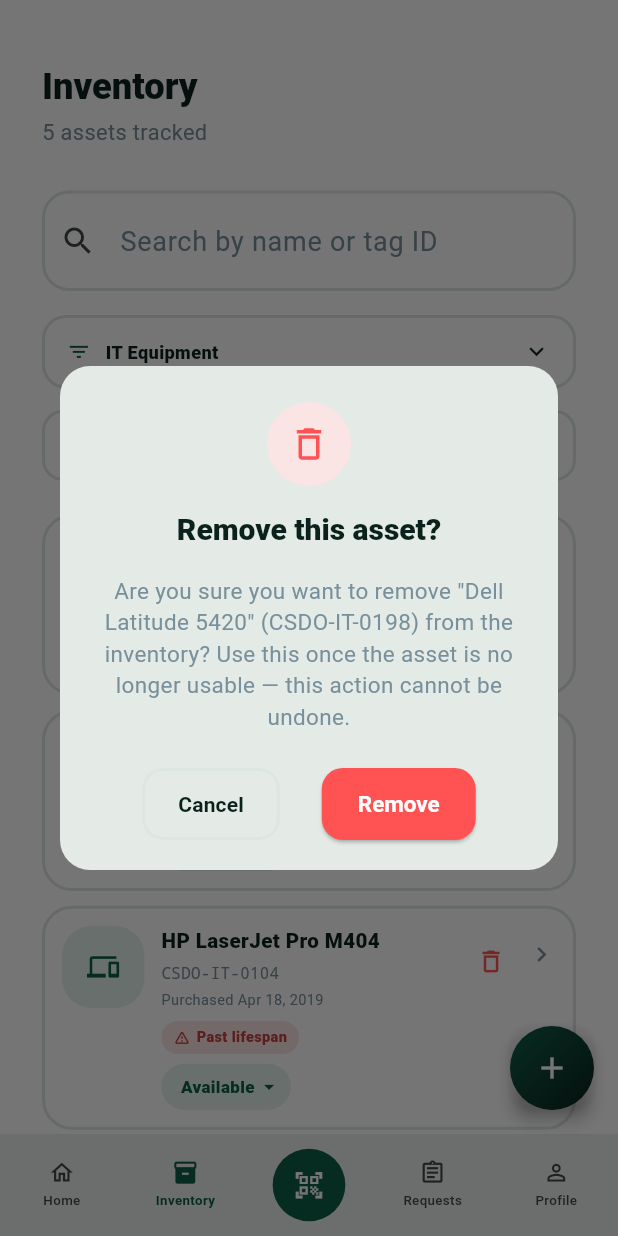
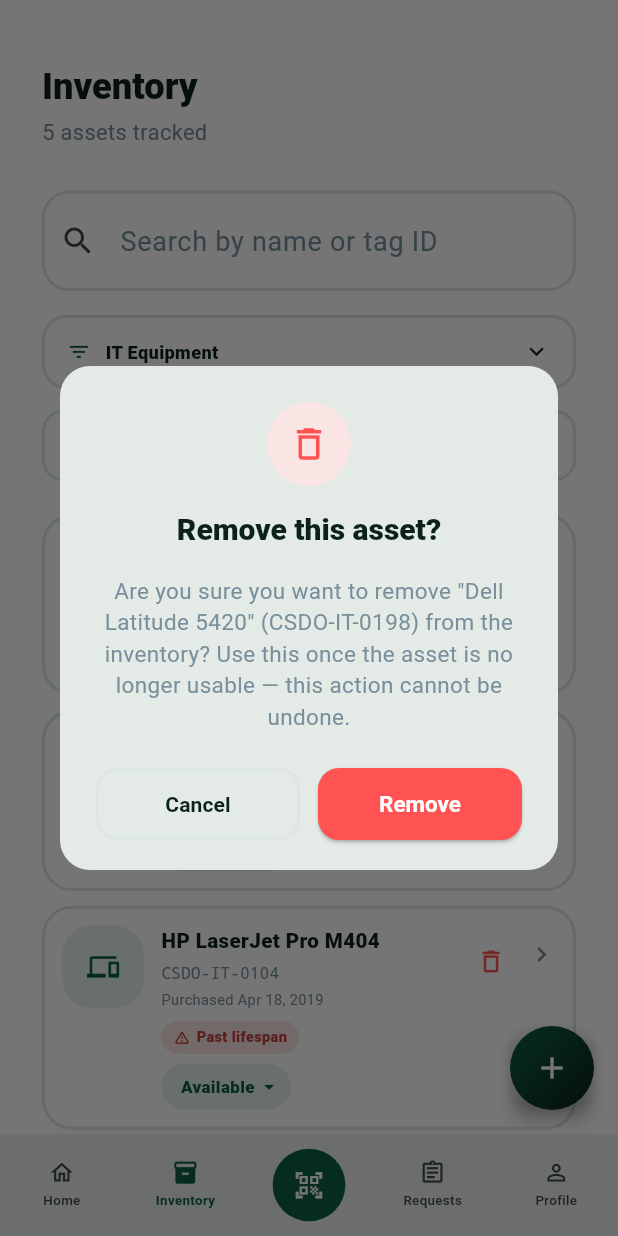
Before and after one commit to phrey26/qr_assisted_asset_manager, a Flutter app: the AppShell screen opened directly, after a tap on "IT equipment", after a tap on the "delete outline" icon, on a phone screen of 412 x 824 dp. Run offline on Flutter 3.47's test engine with Material 3 defaults, Android fonts, the phone set to English and light mode, and no system bars; our stand-ins replace image_picker, qr_flutter; missing offline and left inert: flutter_file_dialog, mobile_scanner; Roboto replaces fonts that are missing (Arial).

Commit message:
UX bug fixes

```diff
--- a/lib/widgets/delete_confirmation_dialog.dart
+++ b/lib/widgets/delete_confirmation_dialog.dart
@@ -40,6 +40,13 @@ Future<bool> confirmAssetDeletion(BuildContext context, AssetItem asset) async {
       actionsAlignment: MainAxisAlignment.center,
       actionsPadding: const EdgeInsets.fromLTRB(24, 0, 24, 20),
       actions: [
+        // `actions` is laid out by an internal OverflowBar, not a Row/Flex,
+        // so Expanded can't be a direct child here (that's what was
+        // throwing "Incorrect use of ParentDataWidget"). Wrapping the
+        // buttons in an explicit Row gives Expanded the Flex ancestor it
+        // needs while still splitting the width evenly between them.
+        Row(
+          children: [
             Expanded(
               child: OutlinedButton(
                 onPressed: () => Navigator.pop(context, false),
@@ -68,6 +75,8 @@ Future<bool> confirmAssetDeletion(BuildContext context, AssetItem asset) async {
             ),
           ],
         ),
+      ],
+    ),
   );
   return result ?? false;
 }
```
Also changed, not shown: lib/widgets/delete_category_dialog.dart (+9 -0 lines), lib/widgets/select_category_to_delete_dialog.dart (+7 -1 lines). Lines whose indentation alone changed are shown as unchanged.
